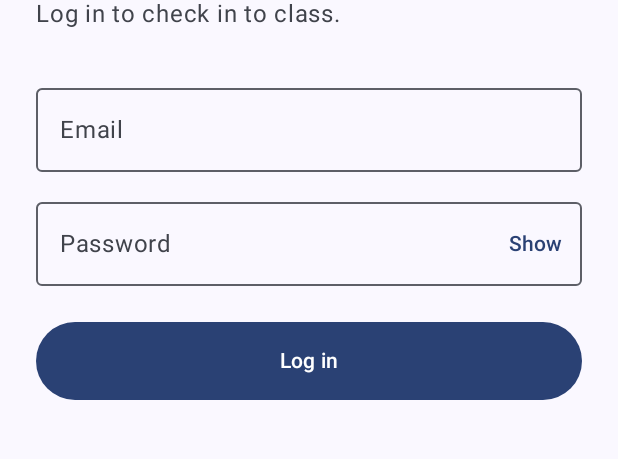
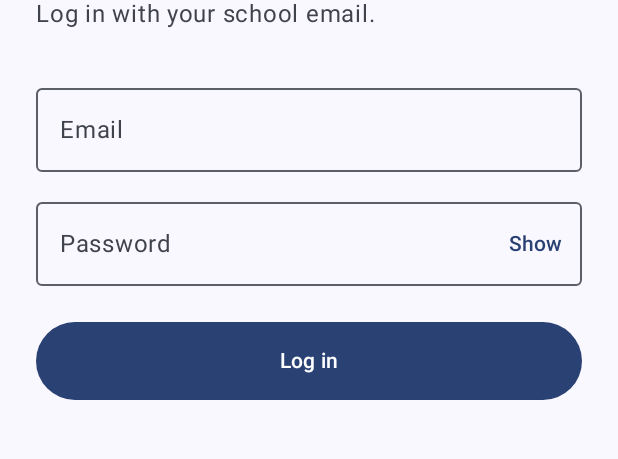
Before and after one commit to wilu-git/Klasly, an Android app built with Jetpack Compose: the screen it shows after launch (MainActivity), on a phone screen of 412 x 824 dp, the part 451-910 px from its top. Run offline under Robolectric (Android 15) with nearby library versions, the phone set to English and light mode, and no system bars; pictures from the network do not load; 4 statements that could not run were skipped.

Commit message:
feat(android): Milestone 8 Task 8 impeccable polish
- values-night theme: dark window behind the launch splash (no white flash in dark mode)
- Login subtitle "Log in with your school email." (the old one was wrong for parents)
- Autofill content types on the email and password fields
- Refused scans get a clear "Not checked in" heading above the API's reason
Checked on Pixel_9: dark mode, 130% font scale, landscape with the error kept on rotation.

Co-Authored-By: Claude Opus 5.5 <noreply@anthropic.com>

```diff
--- a/android/KlaslyApp/app/src/main/java/com/klasly/app/ui/login/LoginScreen.kt
+++ b/android/KlaslyApp/app/src/main/java/com/klasly/app/ui/login/LoginScreen.kt
@@ -29,7 +29,9 @@ import androidx.compose.runtime.saveable.rememberSaveable
 import androidx.compose.runtime.setValue
 import androidx.compose.ui.Alignment
 import androidx.compose.ui.Modifier
+import androidx.compose.ui.autofill.ContentType
 import androidx.compose.ui.semantics.LiveRegionMode
+import androidx.compose.ui.semantics.contentType
 import androidx.compose.ui.semantics.heading
 import androidx.compose.ui.semantics.liveRegion
 import androidx.compose.ui.semantics.semantics
@@ -70,7 +72,7 @@ fun LoginScreen(
                     modifier = Modifier.semantics { heading() },
                 )
                 Text(
-                    "Log in to check in to class.",
+                    "Log in with your school email.",
                     style = MaterialTheme.typography.bodyLarge,
                     color = MaterialTheme.colorScheme.onSurfaceVariant,
                 )
@@ -83,7 +85,7 @@ fun LoginScreen(
                     singleLine = true,
                     enabled = !state.loading,
                     keyboardOptions = KeyboardOptions(keyboardType = KeyboardType.Email, imeAction = ImeAction.Next),
-                    modifier = Modifier.fillMaxWidth(),
+                    modifier = Modifier.fillMaxWidth().semantics { contentType = ContentType.EmailAddress },
                 )
                 Spacer(Modifier.height(12.dp))
                 OutlinedTextField(
@@ -100,7 +102,7 @@ fun LoginScreen(
                     },
                     keyboardOptions = KeyboardOptions(keyboardType = KeyboardType.Password, imeAction = ImeAction.Done),
                     keyboardActions = KeyboardActions(onDone = { onLogIn() }),
-                    modifier = Modifier.fillMaxWidth(),
+                    modifier = Modifier.fillMaxWidth().semantics { contentType = ContentType.Password },
                 )
 
                 if (message != null) {
--- a/android/KlaslyApp/app/src/main/java/com/klasly/app/ui/scan/ScanScreen.kt
+++ b/android/KlaslyApp/app/src/main/java/com/klasly/app/ui/scan/ScanScreen.kt
@@ -186,10 +186,12 @@ private fun StatusCard(state: ScanUiState, onScanAgain: () -> Unit) {
                 }
                 is ScanUiState.Refused -> {
                     Text(
-                        state.message,
-                        style = MaterialTheme.typography.titleMedium,
+                        "Not checked in",
+                        style = MaterialTheme.typography.titleLarge,
                         color = MaterialTheme.colorScheme.error,
                     )
+                    // The API's own reason, e.g. "QR expired – rescan" or "Already checked in".
+                    Text(state.message, style = MaterialTheme.typography.bodyLarge)
                     Button(onClick = onScanAgain, modifier = Modifier.fillMaxWidth().heightIn(min = 48.dp)) { Text("Scan again") }
                 }
             }
--- /dev/null
+++ b/android/KlaslyApp/app/src/main/res/values-night/themes.xml
@@ -0,0 +1,5 @@
+<?xml version="1.0" encoding="utf-8"?>
+<resources>
+    <!-- Dark window behind the launch splash, so dark-mode users don't get a white flash. -->
+    <style name="Theme.Klasly" parent="android:Theme.Material.NoActionBar" />
+</resources>
```
